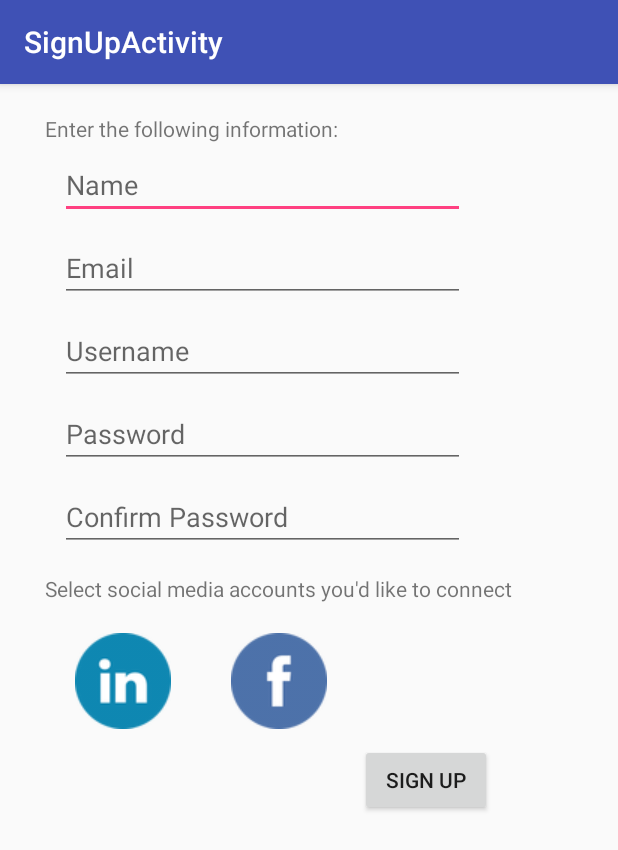
After one commit to mttwng/Linc, an Android app: the SignUpActivity screen opened directly, with no data from a screen before it, on a phone screen of 412 x 824 dp. The commit adds this screen. Shown: the top 850 px of the screen. Run offline under Robolectric (Android 15) with nearby library versions, the phone set to English and light mode, and no system bars.

Commit message:
added onboarding activities and layouts; edited Manifest xml

```diff
--- /dev/null
+++ b/app/src/main/java/linc/linc/SignUpActivity.java
@@ -0,0 +1,47 @@
+package linc.linc;
+
+import android.content.Intent;
+import android.os.Bundle;
+import android.support.v7.app.AppCompatActivity;
+import android.view.View;
+import android.widget.Button;
+import android.widget.ImageButton;
+
+public class SignUpActivity extends AppCompatActivity {
+
+    @Override
+    protected void onCreate(Bundle savedInstanceState) {
+        super.onCreate(savedInstanceState);
+        setContentView(R.layout.activity_sign_up);
+
+        final ImageButton fb_auth = (ImageButton) findViewById(R.id.fb_auth_button);
+        fb_auth.setOnClickListener(new View.OnClickListener() {
+            @Override
+            public void onClick(View v) {
+                fb_auth.setImageResource(R.drawable.checkmark);
+            }
+        });
+
+        final ImageButton in_auth = (ImageButton) findViewById(R.id.in_auth_button);
+        in_auth.setOnClickListener(new View.OnClickListener() {
+            @Override
+            public void onClick(View v) {
+                in_auth.setImageResource(R.drawable.checkmark);
+            }
+        });
+
+
+        Button signup_confirm = (Button) findViewById(R.id.signup_confirm);
+        signup_confirm.setOnClickListener(new View.OnClickListener() {
+            @Override
+            public void onClick(View v) {
+                // start intent to Matt's MainActivity
+                Intent intent = new Intent(SignUpActivity.this, MainActivity.class);
+                startActivity(intent);
+            }
+        });
+
+
+    }
+
+}
--- /dev/null
+++ b/app/src/main/res/layout/activity_sign_up.xml
@@ -0,0 +1,13 @@
+<?xml version="1.0" encoding="utf-8"?>
+<android.support.design.widget.CoordinatorLayout
+    xmlns:android="http://schemas.android.com/apk/res/android"
+    xmlns:tools="http://schemas.android.com/tools"
+    android:layout_width="match_parent"
+    android:layout_height="match_parent"
+    android:fitsSystemWindows="true"
+    tools:context=".SignUpActivity">
+
+
+    <include layout="@layout/content_sign_up" />
+
+</android.support.design.widget.CoordinatorLayout>
--- /dev/null
+++ b/app/src/main/res/layout/content_sign_up.xml
@@ -0,0 +1,116 @@
+<?xml version="1.0" encoding="utf-8"?>
+<RelativeLayout xmlns:android="http://schemas.android.com/apk/res/android"
+    xmlns:tools="http://schemas.android.com/tools"
+    android:layout_width="match_parent"
+    android:layout_height="match_parent"
+    tools:context=".SignUpActivity">
+
+    <LinearLayout
+        android:layout_width="fill_parent"
+        android:layout_height="fill_parent"
+        android:orientation="vertical"
+        android:layout_marginTop="20dp"
+        android:layout_marginLeft="10dp">
+
+        <TextView
+            android:layout_width="wrap_content"
+            android:layout_height="wrap_content"
+            android:text="Enter the following information:"
+            android:layout_marginLeft="20dp"/>
+
+        <EditText
+            android:layout_width="wrap_content"
+            android:layout_height="wrap_content"
+            android:layout_marginLeft="30dp"
+            android:layout_marginTop="5dp"
+            android:hint="Name"
+            android:width="270dp"
+            android:cursorVisible="true"
+            android:id="@+id/name_sign"/>
+
+        <EditText
+            android:layout_width="wrap_content"
+            android:layout_height="wrap_content"
+            android:layout_marginLeft="30dp"
+            android:layout_marginTop="10dp"
+            android:hint="Email"
+            android:width="270dp"
+            android:cursorVisible="true"
+            android:id="@+id/email_sign"/>
+
+        <EditText
+            android:layout_width="wrap_content"
+            android:layout_height="wrap_content"
+            android:layout_marginLeft="30dp"
+            android:layout_marginTop="10dp"
+            android:hint="Username"
+            android:width="270dp"
+            android:cursorVisible="true"
+            android:id="@+id/username_sign"/>
+
+        <EditText
+            android:layout_width="wrap_content"
+            android:layout_height="wrap_content"
+            android:layout_marginLeft="30dp"
+            android:width="270dp"
+            android:layout_marginTop="10dp"
+            android:hint="Password"
+            android:inputType="textPassword"
+            android:cursorVisible="true"
+            android:id="@+id/pwd_sign"/>
+
+        <EditText
+            android:layout_width="wrap_content"
+            android:layout_height="wrap_content"
+            android:layout_marginLeft="30dp"
+            android:width="270dp"
+            android:layout_marginTop="10dp"
+            android:hint="Confirm Password"
+            android:inputType="textPassword"
+            android:cursorVisible="true"
+            android:id="@+id/pwd_sign2"/>
+
+        <TextView
+            android:layout_width="wrap_content"
+            android:layout_height="wrap_content"
+            android:text="Select social media accounts you'd like to connect"
+            android:layout_marginLeft="20dp"
+            android:layout_marginTop="15dp"/>
+
+        <LinearLayout
+            android:layout_width="wrap_content"
+            android:layout_height="wrap_content"
+            android:orientation="horizontal"
+            android:layout_marginTop="20dp"
+            android:layout_marginLeft="30dp">
+
+
+            <ImageButton
+                android:layout_width="wrap_content"
+                android:layout_height="wrap_content"
+                android:layout_marginLeft="10dp"
+                android:id="@+id/in_auth_button"
+                android:background="@drawable/linkedin_icon" />
+
+            <ImageButton
+                android:layout_width="wrap_content"
+                android:layout_height="wrap_content"
+                android:layout_marginLeft="40dp"
+                android:id="@+id/fb_auth_button"
+                android:background="@drawable/fb_icon"/>
+
+
+        </LinearLayout>
+
+        <Button
+            android:layout_width="wrap_content"
+            android:layout_height="wrap_content"
+            android:id="@+id/signup_confirm"
+            android:layout_marginLeft="230dp"
+            android:layout_marginTop="10dp"
+            android:text="Sign Up"/>
+
+
+    </LinearLayout>
+
+</RelativeLayout>
--- a/app/src/main/res/values/strings.xml
+++ b/app/src/main/res/values/strings.xml
@@ -1,4 +1,6 @@
 <resources>
     <string name="app_name">Linc</string>
     <string name="action_settings">Settings</string>
+    <string name="title_activity_login">Login</string>
+    <string name="title_activity_sign_up">SignUpActivity</string>
 </resources>
```
Also changed, not shown: app/src/main/AndroidManifest.xml (+16 -1 lines), app/src/main/java/linc/linc/LoginActivity.java (added, +78 -0 lines), app/src/main/java/linc/linc/NewUser.java (added, +39 -0 lines), app/src/main/res/layout/activity_login.xml (added, +50 -0 lines), app/src/main/res/layout/activity_new_user.xml (added, +44 -0 lines).
